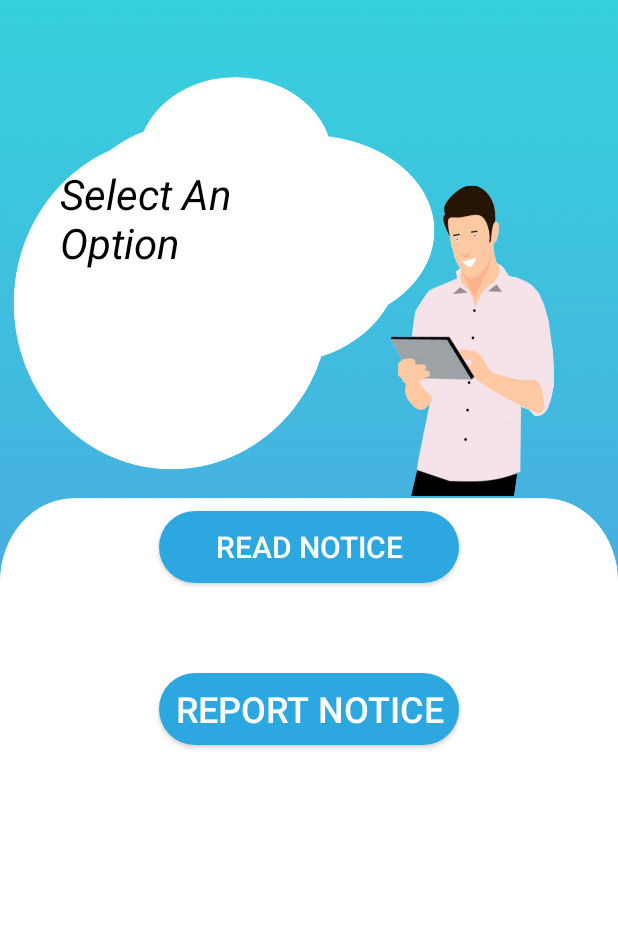
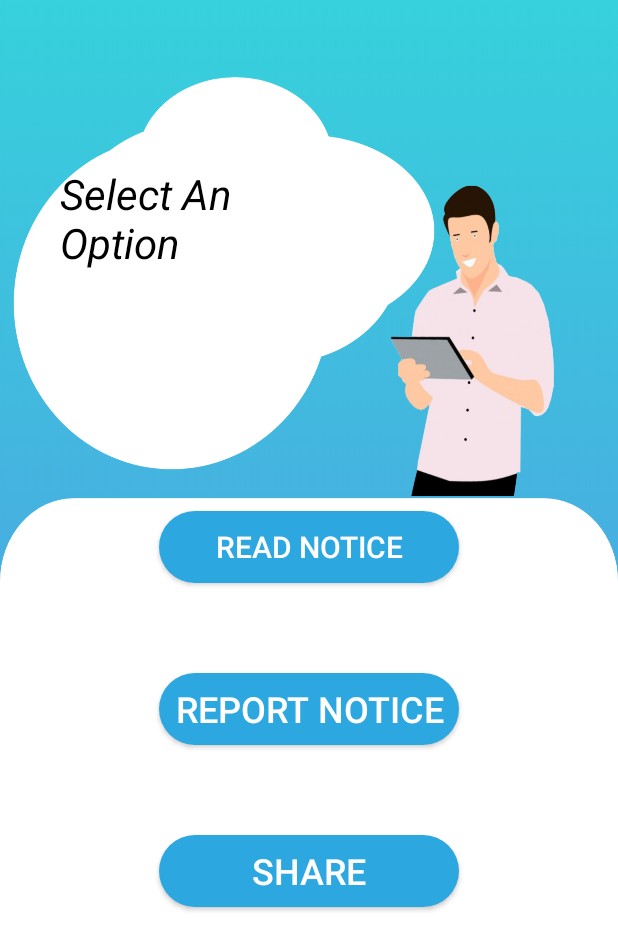
Before and after one commit to SKYLARK-13/MK23_WEBREBELS, an Android app: the ListOptionActivity screen opened directly, with no data from a screen before it, on a phone screen of 412 x 824 dp. Shown: the top 950 px of the screen. Run offline under Robolectric (Android 15) with nearby library versions, the phone set to English and light mode, and no system bars.

Commit message:
share added

```diff
--- a/app/src/main/java/com/example/navigation2/ListOptionActivity.java
+++ b/app/src/main/java/com/example/navigation2/ListOptionActivity.java
@@ -10,7 +10,7 @@ import android.widget.Button;
 
 public class ListOptionActivity extends AppCompatActivity {
 Intent intent;
-private Button btn1,btn2;
+private Button btn1,btn2,sharebtn;
     @Override
     protected void onCreate(Bundle savedInstanceState) {
         super.onCreate(savedInstanceState);
@@ -22,6 +22,7 @@ private Button btn1,btn2;
        final String link=intent.getStringExtra("link");
         final String filename=tittle2+departmet+circularno3;
         btn1=findViewById(R.id.ReadNotice);
+        sharebtn=findViewById(R.id.share_btn);
         btn2=findViewById(R.id.report);
         btn1.setOnClickListener(new View.OnClickListener() {
             @Override
@@ -42,6 +43,17 @@ private Button btn1,btn2;
                 startActivity(intent);
             }
         });
+        sharebtn.setOnClickListener(new View.OnClickListener() {
+            @Override
+            public void onClick(View v) {
+                Intent intent=new Intent(Intent.ACTION_SEND);
+                intent.setType("text/plain");
+                intent.putExtra(Intent.EXTRA_TEXT,
+                        "Hey there is a good initiative taken by DFS, Check it out by given Url : "+link);
+                startActivity(intent);
+
+            }
+        });
     }
 
     @Override
--- a/app/src/main/res/layout/activity_list_option.xml
+++ b/app/src/main/res/layout/activity_list_option.xml
@@ -49,5 +49,17 @@
             android:layout_centerHorizontal="true"
             android:layout_marginTop="60dp"/>
 
+    <Button
+        android:layout_width="200dp"
+        android:layout_height="wrap_content"
+        android:text="Share"
+        android:textSize="24sp"
+        android:textColor="#FFF"
+        android:background="@drawable/button"
+        android:id="@+id/share_btn"
+        android:layout_below="@+id/report"
+        android:layout_centerHorizontal="true"
+        android:layout_marginTop="60dp"/>
 
-    </RelativeLayout>
+
+</RelativeLayout>
```
